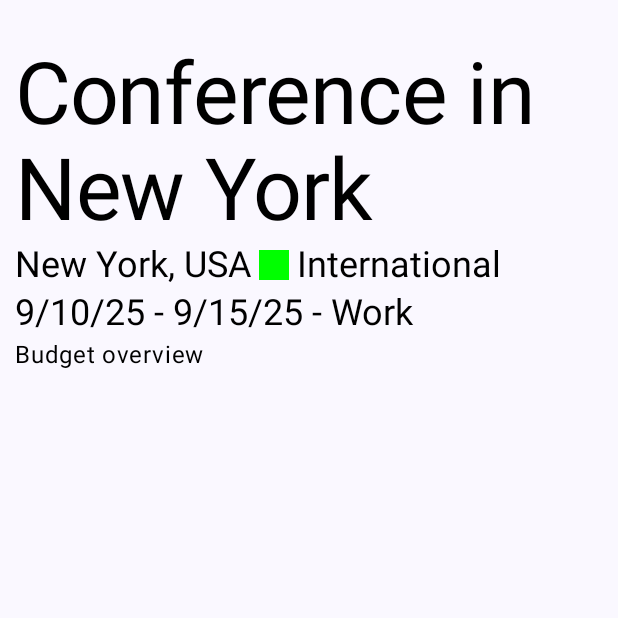
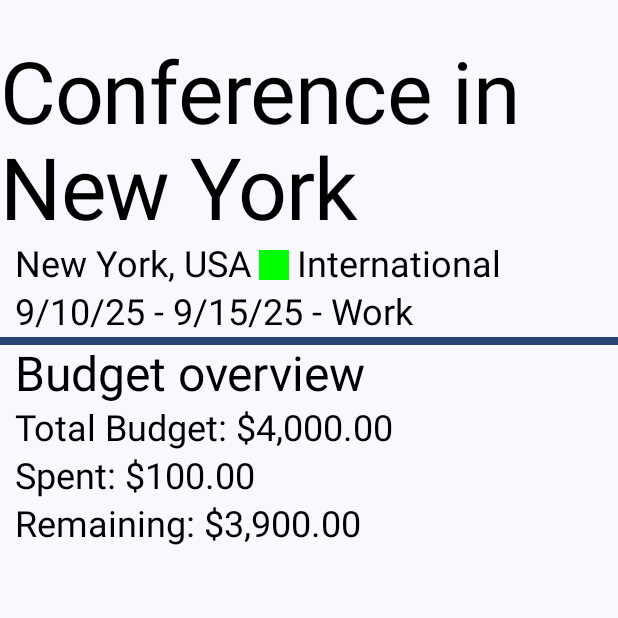
Before and after one commit to Mokekinho/PlanGo, an Android app built with Jetpack Compose: the screen it shows after launch (MainActivity), on a phone screen of 412 x 824 dp, the top half of it. Run offline under Robolectric (Android 15) with nearby library versions, the phone set to English and light mode, and no system bars.

Commit message:
feat: creat initial budget overview to TravelInfoScreen

```diff
--- a/app/src/main/java/com/example/plango/ui/screen/TravelInfoScreen.kt
+++ b/app/src/main/java/com/example/plango/ui/screen/TravelInfoScreen.kt
@@ -9,6 +9,7 @@ import androidx.compose.foundation.layout.Row
 import androidx.compose.foundation.layout.Spacer
 import androidx.compose.foundation.layout.fillMaxSize
 import androidx.compose.foundation.layout.fillMaxWidth
+import androidx.compose.foundation.layout.height
 import androidx.compose.foundation.layout.padding
 import androidx.compose.foundation.layout.size
 import androidx.compose.material3.MaterialTheme
@@ -19,6 +20,7 @@ import androidx.compose.ui.Modifier
 import androidx.compose.ui.unit.dp
 import com.example.plango.model.Travel
 import com.example.plango.util.Date
+import com.example.plango.util.Money
 
 
 /**
@@ -74,7 +76,6 @@ fun TravelInfoScreen(
             .fillMaxSize()
             .background(color = MaterialTheme.colorScheme.background)
             .padding(top = 30.dp)
-            .padding(horizontal = 10.dp)
     ) {
         //Title
         Text(
@@ -86,6 +87,7 @@ fun TravelInfoScreen(
         Column(
             modifier = Modifier
                 .fillMaxWidth()
+                .padding(horizontal = 10.dp)
         ) {
 
 
@@ -124,20 +126,40 @@ fun TravelInfoScreen(
 
 
         }
+        // To separe items
+        Spacer(
+            modifier = Modifier
+                .fillMaxWidth()
+                .height(5.dp)
+                .background(color = MaterialTheme.colorScheme.primary)
+                //.background(color = Color.DarkGray)
+        )
+
         //Budget overview
         Column(
             modifier = Modifier
                 .fillMaxWidth()
+                .padding(horizontal = 10.dp)
         ) {
             Text(
-                text = "Budget overview"
+                text = "Budget overview",
+                style = MaterialTheme.typography.headlineLarge
             )
+            Text(
+                text = "Total Budget: " + Money(travel.budget),
+                style = MaterialTheme.typography.headlineSmall
+            )
+            val totalSpent = travel.expenses.sumOf { it.amount } //This function sumOf iterates over the list and it is summing the amounts
+            Text(
+                text = "Spent: " + Money(totalSpent),
+                style = MaterialTheme.typography.headlineSmall
+            )
+            Text(
+                text = "Remaining: " + Money(travel.budget - totalSpent),
+                style = MaterialTheme.typography.headlineSmall
+            )
+
         }
 
     }
-
-
-
-
-
 }
```
